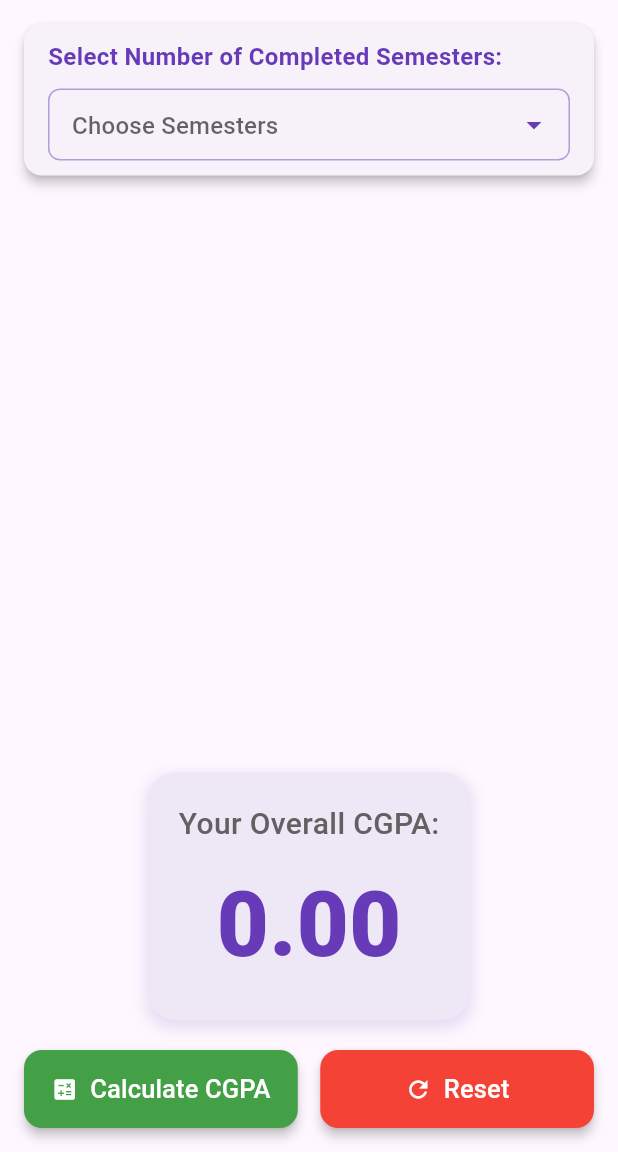
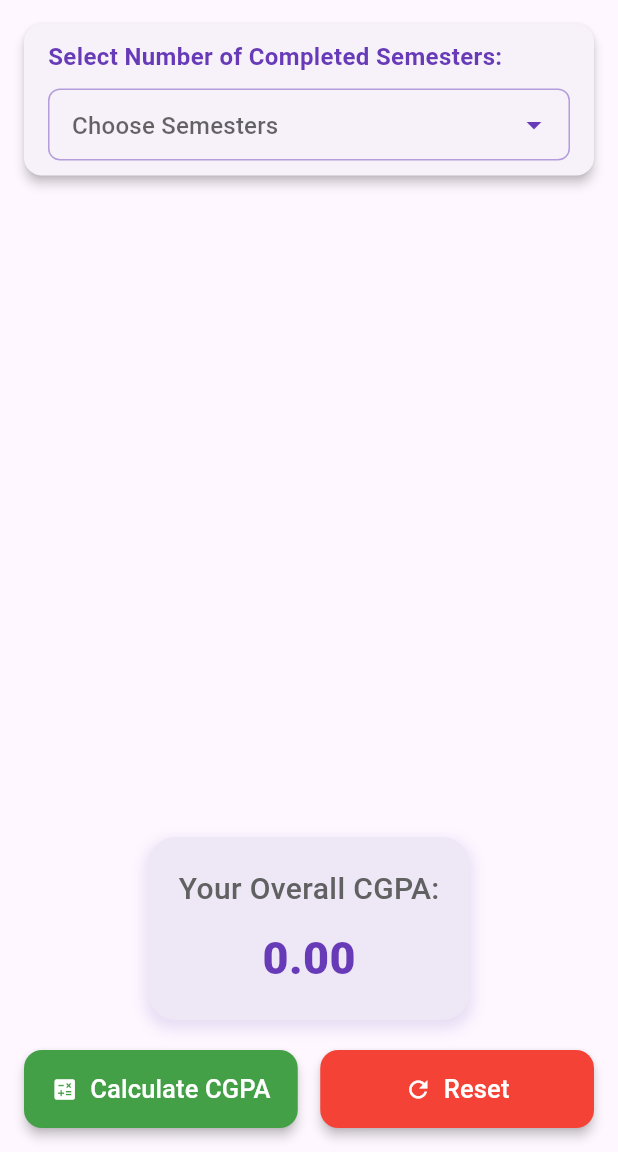
Before and after one commit to sanjayrameshr/All_Dept_Calculator, a Flutter app: the CGPACalculatorPage screen opened directly, on a phone screen of 412 x 824 dp, the part 84-1236 px from its top. Run offline on Flutter 3.47's test engine with Material 3 defaults, Android fonts, the light colour scheme and no system bars.

Commit message:
Reduce CGPA display font size for improved layout

```diff
--- a/lib/Calculations/cgpa_calculate.dart
+++ b/lib/Calculations/cgpa_calculate.dart
@@ -247,7 +247,7 @@ class _CGPACalculatorPageState extends State<CGPACalculatorPage> {
                   Text(
                     cgpa.toStringAsFixed(2),
                     style: const TextStyle(
-                      fontSize: 60,
+                      fontSize: 30,
                       fontWeight: FontWeight.w900,
                       color: Colors.deepPurple,
                     ),
```
